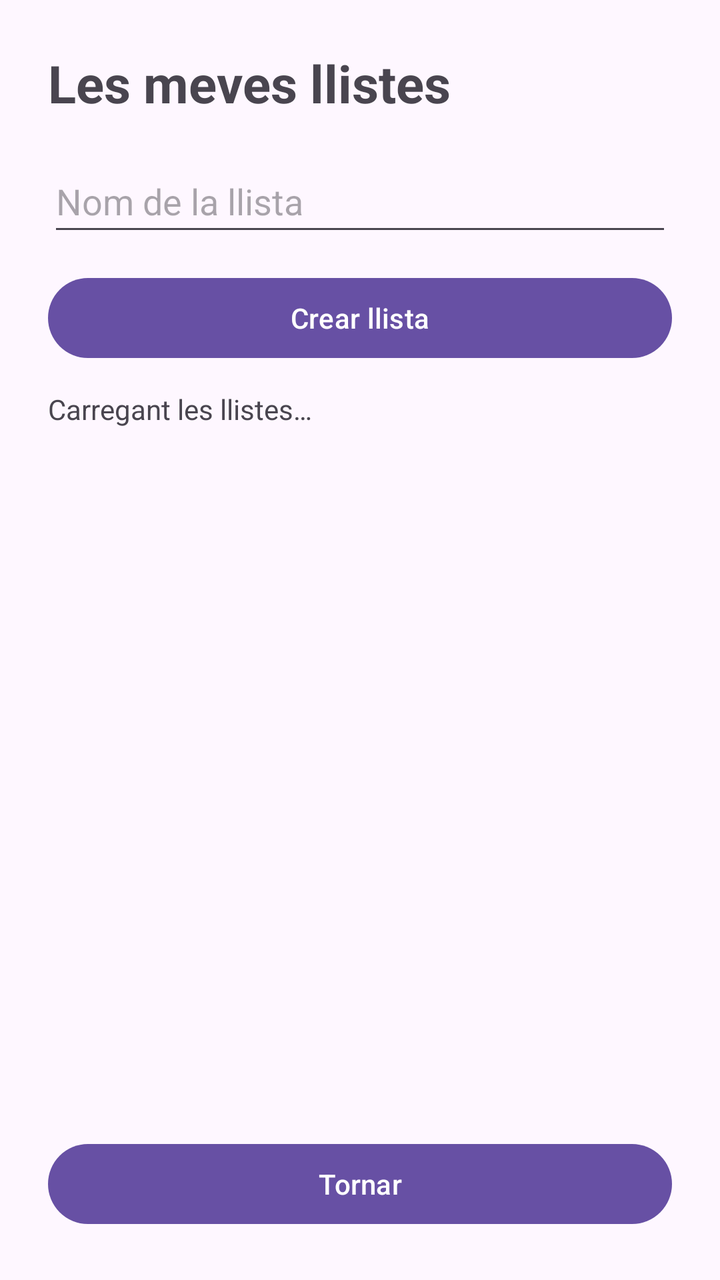
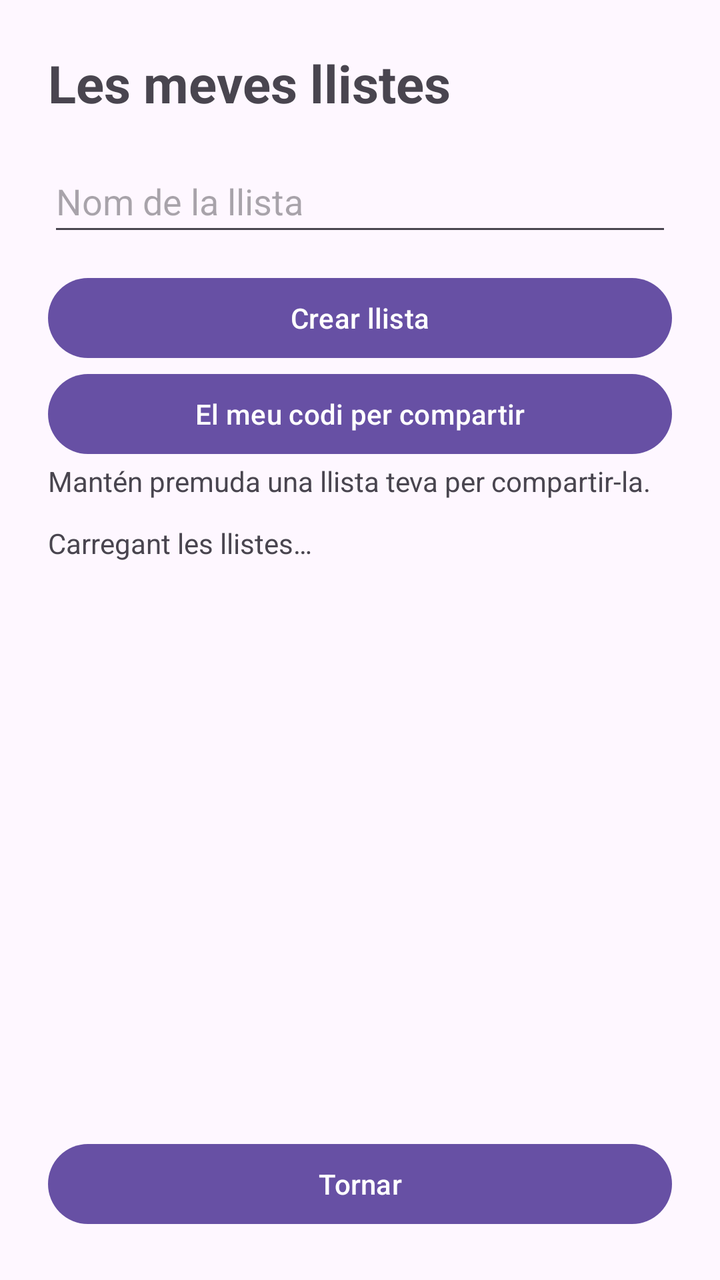

Compare the two renders of this Android layout. The source of the first and the diff that turns it into the second are given below.
<!-- AndroidManifest.xml: application theme Theme.LlistaCompra_Ousama_Aaron -->
<!-- res/layout/activity_llistes.xml -->
<?xml version="1.0" encoding="utf-8"?>
<FrameLayout xmlns:android="http://schemas.android.com/apk/res/android"
    android:id="@+id/arrelLlistes"
    android:layout_width="match_parent"
    android:layout_height="match_parent">

    <LinearLayout
        android:layout_width="match_parent"
        android:layout_height="match_parent"
        android:orientation="vertical"
        android:padding="24dp">

        <TextView
            android:layout_width="match_parent"
            android:layout_height="wrap_content"
            android:text="@string/les_meves_llistes"
            android:textSize="26sp"
            android:textStyle="bold" />

        <EditText
            android:id="@+id/etNomLlista"
            android:layout_width="match_parent"
            android:layout_height="wrap_content"
            android:layout_marginTop="16dp"
            android:hint="@string/nom_llista"
            android:inputType="textCapSentences"
            android:maxLength="80"
            android:minHeight="48dp"
            android:singleLine="true" />

        <Button
            android:id="@+id/btnCrearLlista"
            android:layout_width="match_parent"
            android:layout_height="wrap_content"
            android:layout_marginTop="12dp"
            android:text="@string/crear_llista" />

        <TextView
            android:id="@+id/tvEstatLlistes"
            android:layout_width="match_parent"
            android:layout_height="wrap_content"
            android:layout_marginTop="12dp"
            android:layout_marginBottom="8dp"
            android:accessibilityLiveRegion="polite"
            android:text="@string/carregant_llistes" />

        <ListView
            android:id="@+id/lvLlistes"
            android:layout_width="match_parent"
            android:layout_height="0dp"
            android:layout_weight="1" />

        <Button
            android:id="@+id/btnTornar"
            android:layout_width="match_parent"
            android:layout_height="wrap_content"
            android:text="@string/tornar" />

    </LinearLayout>
</FrameLayout>
<!-- resources referenced by this layout -->
<resources>
  <string name="carregant_llistes">Carregant les llistes…</string>
  <string name="crear_llista">Crear llista</string>
  <string name="les_meves_llistes">Les meves llistes</string>
  <string name="nom_llista">Nom de la llista</string>
  <string name="tornar">Tornar</string>
  <style name="Theme.LlistaCompra_Ousama_Aaron" parent="Base.Theme.LlistaCompra_Ousama_Aaron" />
  <style name="Base.Theme.LlistaCompra_Ousama_Aaron" parent="Theme.Material3.DayNight.NoActionBar">
          
          
      </style>
</resources>

<!-- the commit's change to res/layout/activity_llistes.xml (unified diff, before → after) -->
@@ -35,6 +35,17 @@
             android:layout_marginTop="12dp"
             android:text="@string/crear_llista" />
 
+        <Button
+            android:id="@+id/btnMeuCodi"
+            android:layout_width="match_parent"
+            android:layout_height="wrap_content"
+            android:text="@string/compartir_meu_codi" />
+
+        <TextView
+            android:layout_width="match_parent"
+            android:layout_height="wrap_content"
+            android:text="@string/compartir_instruccio" />
+
         <TextView
             android:id="@+id/tvEstatLlistes"
             android:layout_width="match_parent"
<!-- resource entries referenced after the edit -->
@@ -1,6 +1,8 @@
 <!-- resources referenced by this layout -->
 <resources>
   <string name="carregant_llistes">Carregant les llistes…</string>
+  <string name="compartir_instruccio">Mantén premuda una llista teva per compartir-la.</string>
+  <string name="compartir_meu_codi">El meu codi per compartir</string>
   <string name="crear_llista">Crear llista</string>
   <string name="les_meves_llistes">Les meves llistes</string>
   <string name="nom_llista">Nom de la llista</string>
